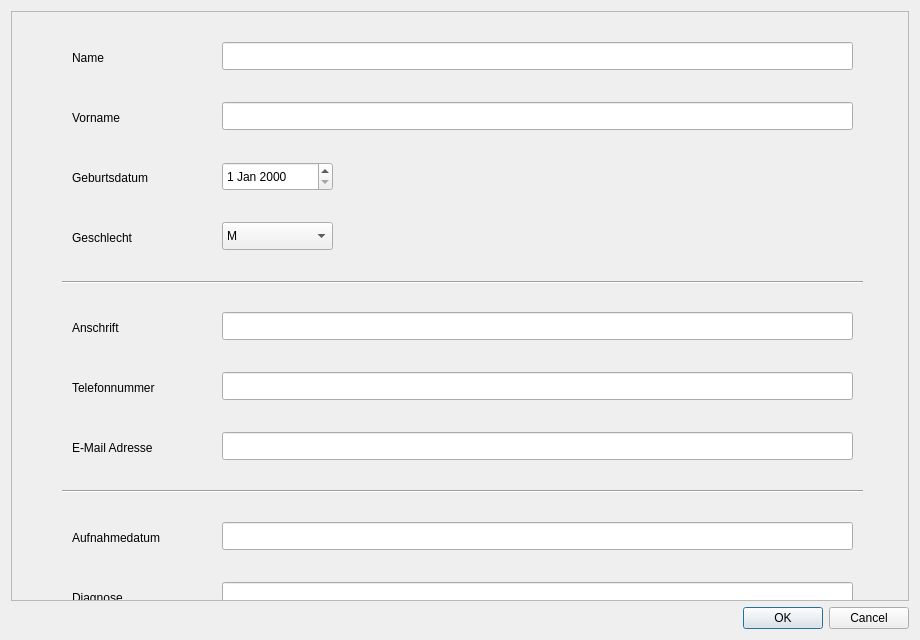
Old version of the form Patient_Data_Project/datensatz_bearbeiten.ui in the repository Baljet389/Patient_Data.
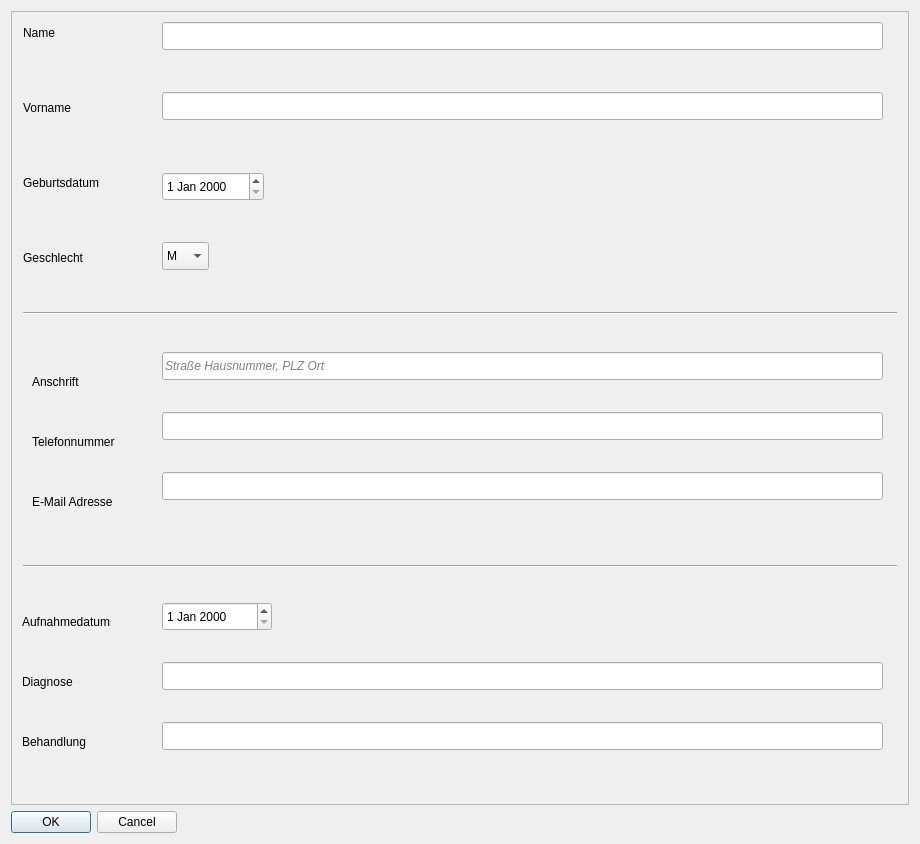
New version of the form.

Commit message: Labelnamen aktualisiert

Diff of the .ui file:
```diff
--- a/Patient_Data_Project/datensatz_bearbeiten.ui
+++ b/Patient_Data_Project/datensatz_bearbeiten.ui
@@ -7,14 +7,24 @@
     <x>0</x>
     <y>0</y>
     <width>920</width>
-    <height>640</height>
+    <height>844</height>
    </rect>
   </property>
   <property name="windowTitle">
    <string>Datensatz Bearbeiten</string>
   </property>
-  <layout class="QVBoxLayout" name="verticalLayout">
-   <item>
+  <layout class="QFormLayout" name="formLayout_2">
+   <item row="1" column="0">
+    <widget class="QDialogButtonBox" name="buttonBox">
+     <property name="orientation">
+      <enum>Qt::Orientation::Horizontal</enum>
+     </property>
+     <property name="standardButtons">
+      <set>QDialogButtonBox::StandardButton::Cancel|QDialogButtonBox::StandardButton::Ok</set>
+     </property>
+    </widget>
+   </item>
+   <item row="0" column="0" colspan="2">
     <widget class="QScrollArea" name="scrollArea">
      <property name="widgetResizable">
       <bool>true</bool>
@@ -25,86 +35,16 @@
         <x>0</x>
         <y>0</y>
         <width>896</width>
-        <height>580</height>
+        <height>784</height>
        </rect>
       </property>
-      <widget class="QLineEdit" name="lineEdit_1">
+      <widget class="QLabel" name="label_2_Name">
        <property name="geometry">
         <rect>
-         <x>210</x>
-         <y>30</y>
-         <width>631</width>
-         <height>28</height>
-        </rect>
-       </property>
-      </widget>
-      <widget class="QLineEdit" name="lineEdit_2">
-       <property name="geometry">
-        <rect>
-         <x>210</x>
-         <y>90</y>
-         <width>631</width>
-         <height>28</height>
-        </rect>
-       </property>
-      </widget>
-      <widget class="QLineEdit" name="lineEdit_5">
-       <property name="geometry">
-        <rect>
-         <x>210</x>
-         <y>300</y>
-         <width>631</width>
-         <height>28</height>
-        </rect>
-       </property>
-      </widget>
-      <widget class="QLineEdit" name="lineEdit_6">
-       <property name="geometry">
-        <rect>
-         <x>210</x>
-         <y>360</y>
-         <width>631</width>
-         <height>28</height>
-        </rect>
-       </property>
-      </widget>
-      <widget class="QLineEdit" name="lineEdit_7">
-       <property name="geometry">
-        <rect>
-         <x>210</x>
-         <y>420</y>
-         <width>631</width>
-         <height>28</height>
-        </rect>
-       </property>
-      </widget>
-      <widget class="QLineEdit" name="lineEdit_8">
-       <property name="geometry">
-        <rect>
-         <x>210</x>
-         <y>510</y>
-         <width>631</width>
-         <height>28</height>
-        </rect>
-       </property>
-      </widget>
-      <widget class="QLineEdit" name="lineEdit_9">
-       <property name="geometry">
-        <rect>
-         <x>210</x>
-         <y>570</y>
-         <width>631</width>
-         <height>28</height>
-        </rect>
-       </property>
-      </widget>
-      <widget class="QLabel" name="label_Name">
-       <property name="geometry">
-        <rect>
-         <x>60</x>
-         <y>30</y>
-         <width>141</width>
-         <height>31</height>
+         <x>11</x>
+         <y>11</y>
+         <width>40</width>
+         <height>20</height>
         </rect>
        </property>
        <property name="text">
@@ -114,10 +54,10 @@
       <widget class="QLabel" name="label_Vorname">
        <property name="geometry">
         <rect>
-         <x>60</x>
-         <y>90</y>
-         <width>141</width>
-         <height>31</height>
+         <x>11</x>
+         <y>86</y>
+         <width>59</width>
+         <height>20</height>
         </rect>
        </property>
        <property name="text">
@@ -127,10 +67,10 @@
       <widget class="QLabel" name="label_3_Geburtsdatum">
        <property name="geometry">
         <rect>
-         <x>60</x>
-         <y>150</y>
-         <width>141</width>
-         <height>31</height>
+         <x>11</x>
+         <y>161</y>
+         <width>94</width>
+         <height>20</height>
         </rect>
        </property>
        <property name="text">
@@ -140,10 +80,10 @@
       <widget class="QLabel" name="label_4_Geschlecht">
        <property name="geometry">
         <rect>
-         <x>60</x>
-         <y>210</y>
-         <width>141</width>
-         <height>31</height>
+         <x>11</x>
+         <y>236</y>
+         <width>71</width>
+         <height>20</height>
         </rect>
        </property>
        <property name="text">
@@ -153,10 +93,10 @@
       <widget class="QLabel" name="label_5_Anschrift">
        <property name="geometry">
         <rect>
-         <x>60</x>
-         <y>300</y>
-         <width>141</width>
-         <height>31</height>
+         <x>20</x>
+         <y>360</y>
+         <width>58</width>
+         <height>20</height>
         </rect>
        </property>
        <property name="text">
@@ -166,10 +106,10 @@
       <widget class="QLabel" name="label_6_Telefonnummer">
        <property name="geometry">
         <rect>
-         <x>60</x>
-         <y>360</y>
-         <width>141</width>
-         <height>31</height>
+         <x>20</x>
+         <y>420</y>
+         <width>104</width>
+         <height>20</height>
         </rect>
        </property>
        <property name="text">
@@ -179,10 +119,10 @@
       <widget class="QLabel" name="label_7_EmailAdresse">
        <property name="geometry">
         <rect>
-         <x>60</x>
-         <y>420</y>
-         <width>141</width>
-         <height>31</height>
+         <x>20</x>
+         <y>480</y>
+         <width>99</width>
+         <height>20</height>
         </rect>
        </property>
        <property name="text">
@@ -192,10 +132,10 @@
       <widget class="QLabel" name="label_8_Aufnahmedatum">
        <property name="geometry">
         <rect>
-         <x>60</x>
-         <y>510</y>
-         <width>141</width>
-         <height>31</height>
+         <x>10</x>
+         <y>600</y>
+         <width>111</width>
+         <height>20</height>
         </rect>
        </property>
        <property name="text">
@@ -205,10 +145,10 @@
       <widget class="QLabel" name="label_9_Behandlung">
        <property name="geometry">
         <rect>
-         <x>60</x>
-         <y>630</y>
-         <width>141</width>
-         <height>31</height>
+         <x>10</x>
+         <y>720</y>
+         <width>79</width>
+         <height>20</height>
         </rect>
        </property>
        <property name="text">
@@ -218,10 +158,10 @@
       <widget class="QLabel" name="label_9_Diagnose">
        <property name="geometry">
         <rect>
-         <x>60</x>
-         <y>570</y>
-         <width>141</width>
-         <height>31</height>
+         <x>10</x>
+         <y>660</y>
+         <width>63</width>
+         <height>20</height>
         </rect>
        </property>
        <property name="text">
@@ -231,9 +171,9 @@
       <widget class="QLineEdit" name="lineEdit_10">
        <property name="geometry">
         <rect>
-         <x>210</x>
-         <y>630</y>
-         <width>631</width>
+         <x>150</x>
+         <y>650</y>
+         <width>721</width>
          <height>28</height>
         </rect>
        </property>
@@ -241,10 +181,10 @@
       <widget class="Line" name="line_1">
        <property name="geometry">
         <rect>
-         <x>50</x>
-         <y>459</y>
-         <width>801</width>
-         <height>41</height>
+         <x>11</x>
+         <y>546</y>
+         <width>874</width>
+         <height>16</height>
         </rect>
        </property>
        <property name="orientation">
@@ -254,10 +194,10 @@
       <widget class="Line" name="line_2">
        <property name="geometry">
         <rect>
-         <x>50</x>
-         <y>250</y>
-         <width>801</width>
-         <height>41</height>
+         <x>11</x>
+         <y>266</y>
+         <width>874</width>
+         <height>71</height>
         </rect>
        </property>
        <property name="orientation">
@@ -267,19 +207,29 @@
       <widget class="QDateEdit" name="Geburtsdatum">
        <property name="geometry">
         <rect>
-         <x>210</x>
-         <y>150</y>
-         <width>111</width>
+         <x>150</x>
+         <y>160</y>
+         <width>102</width>
          <height>29</height>
         </rect>
        </property>
       </widget>
-      <widget class="QComboBox" name="comboBox">
+      <widget class="QLineEdit" name="Eingabe_Vorname">
        <property name="geometry">
         <rect>
-         <x>210</x>
-         <y>210</y>
-         <width>111</width>
+         <x>150</x>
+         <y>80</y>
+         <width>721</width>
+         <height>28</height>
+        </rect>
+       </property>
+      </widget>
+      <widget class="QComboBox" name="Eingabe_Geschlecht">
+       <property name="geometry">
+        <rect>
+         <x>150</x>
+         <y>230</y>
+         <width>47</width>
          <height>28</height>
         </rect>
        </property>
@@ -299,19 +249,91 @@
         </property>
        </item>
       </widget>
+      <widget class="QLineEdit" name="Eingabe_Anschrift">
+       <property name="geometry">
+        <rect>
+         <x>150</x>
+         <y>340</y>
+         <width>721</width>
+         <height>28</height>
+        </rect>
+       </property>
+       <property name="font">
+        <font>
+         <italic>true</italic>
+        </font>
+       </property>
+       <property name="text">
+        <string/>
+       </property>
+       <property name="placeholderText">
+        <string>Straße Hausnummer, PLZ Ort</string>
+       </property>
+      </widget>
+      <widget class="QLineEdit" name="Eingabe_Telefonnummer">
+       <property name="geometry">
+        <rect>
+         <x>150</x>
+         <y>400</y>
+         <width>721</width>
+         <height>28</height>
+        </rect>
+       </property>
+      </widget>
+      <widget class="QLineEdit" name="Eingabe_Email">
+       <property name="geometry">
+        <rect>
+         <x>150</x>
+         <y>460</y>
+         <width>721</width>
+         <height>28</height>
+        </rect>
+       </property>
+       <property name="font">
+        <font>
+         <italic>true</italic>
+        </font>
+       </property>
+       <property name="text">
+        <string/>
+       </property>
+      </widget>
+      <widget class="QLineEdit" name="Eingabe_Name">
+       <property name="geometry">
+        <rect>
+         <x>150</x>
+         <y>10</y>
+         <width>721</width>
+         <height>28</height>
+        </rect>
+       </property>
+       <property name="text">
+        <string/>
+       </property>
+      </widget>
+      <widget class="QLineEdit" name="Eingabe_Behandlung">
+       <property name="geometry">
+        <rect>
+         <x>150</x>
+         <y>710</y>
+         <width>721</width>
+         <height>28</height>
+        </rect>
+       </property>
+      </widget>
+      <widget class="QDateEdit" name="Eingabe_Aufnahmedatum">
+       <property name="geometry">
+        <rect>
+         <x>150</x>
+         <y>590</y>
+         <width>110</width>
+         <height>29</height>
+        </rect>
+       </property>
+      </widget>
      </widget>
     </widget>
    </item>
-   <item>
-    <widget class="QDialogButtonBox" name="buttonBox">
-     <property name="orientation">
-      <enum>Qt::Orientation::Horizontal</enum>
-     </property>
-     <property name="standardButtons">
-      <set>QDialogButtonBox::StandardButton::Cancel|QDialogButtonBox::StandardButton::Ok</set>
-     </property>
-    </widget>
-   </item>
   </layout>
  </widget>
  <tabstops>
```
Left out of the diff: 19 changed lines with no effect on the pictures. The commit also changes 2 other files.
